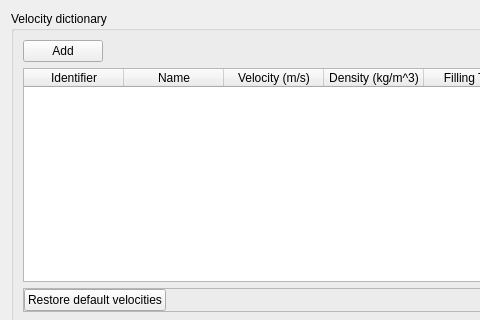
This is console/SegyCreationPage.ui in feliperails/syntheticseis as Qt 5 draws it before an edit; both pictures show x 0 to 480 and y 0 to 320 of the 669 by 567 pixel window. The edited form follows.
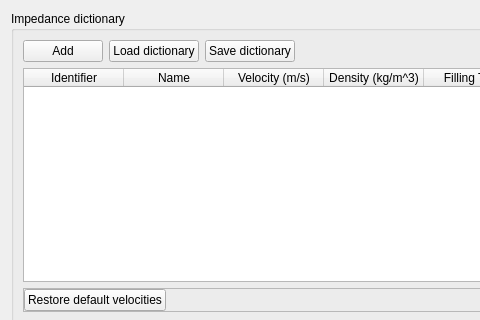
This is the edited form.

Commit message: Created interface to load and save the impedance dictionary

What changed in the file:
```diff
--- a/console/SegyCreationPage.ui
+++ b/console/SegyCreationPage.ui
@@ -26,7 +26,7 @@
    <item>
     <widget class="QGroupBox" name="velocityGroupBox">
      <property name="title">
-      <string>Velocity dictionary</string>
+      <string>Impedance dictionary</string>
      </property>
      <layout class="QVBoxLayout" name="verticalLayout">
       <item>
@@ -38,6 +38,20 @@
           </property>
          </widget>
         </item>
+        <item>
+         <widget class="QPushButton" name="loadDictionaryPushButton">
+          <property name="text">
+           <string>Load dictionary</string>
+          </property>
+         </widget>
+        </item>
+        <item>
+         <widget class="QPushButton" name="saveDictionaryPushButton">
+          <property name="text">
+           <string>Save dictionary</string>
+          </property>
+         </widget>
+        </item>
         <item>
          <spacer name="horizontalSpacer">
           <property name="orientation">
```
The commit also changes 6 other files.
